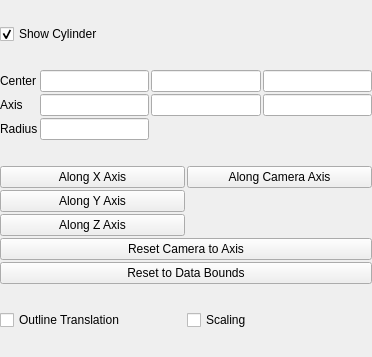
Old version of the form ParaViewPlugin/Resources/UI/pqCylinderPropertyWidget.ui in the repository REshyx/vespa-shyx.
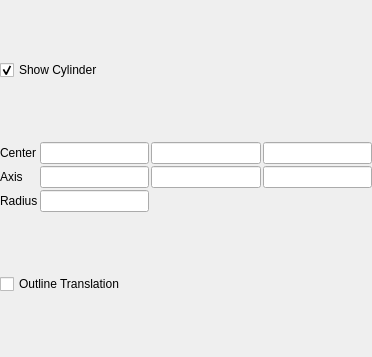
New version of the form. Custom widgets are drawn as their Qt base class.

Commit message:
Refactor pqSHYXVascularStentCylinderWidget to streamline functionality and improve UI
- Removed unused properties and signals related to axis selection and scaling, enhancing widget clarity and usability.
- Updated UI layout to reflect the removal of scaling options, consolidating controls for a more intuitive user experience.
- Refactored internal logic to ensure proper handling of remaining properties, improving overall responsiveness and maintainability.
- Enhanced documentation to clarify changes and provide guidance on the updated widget functionality.

```diff
--- a/ParaViewPlugin/Resources/UI/pqCylinderPropertyWidget.ui
+++ b/ParaViewPlugin/Resources/UI/pqCylinderPropertyWidget.ui
@@ -41,7 +41,7 @@
      <property name="spacing">
       <number>2</number>
      </property>
-     <item row="0" column="0">
+     <item row="0" column="0" colspan="2">
       <widget class="QCheckBox" name="outlineTranslation">
        <property name="toolTip">
         <string>Enable/disable the ability to translate the bounding box by moving it with the mouse.</string>
@@ -51,16 +51,6 @@
        </property>
       </widget>
      </item>
-     <item row="0" column="1">
-      <widget class="QCheckBox" name="scaling">
-       <property name="toolTip">
-        <string>Enable/disable the ability to scale the widget with the mouse.</string>
-       </property>
-       <property name="text">
-        <string>Scaling</string>
-       </property>
-      </widget>
-     </item>
     </layout>
    </item>
    <item row="5" column="0" colspan="2">
@@ -116,70 +106,6 @@
      </item>
     </layout>
    </item>
-   <item row="6" column="0" colspan="2">
-    <layout class="QGridLayout" name="gridLayout3">
-     <item row="0" column="0">
-      <widget class="QPushButton" name="useXAxis">
-       <property name="toolTip">
-        <string>Use the X-axis as the cylinder's axis.</string>
-       </property>
-       <property name="text">
-        <string>Along X Axis</string>
-       </property>
-      </widget>
-     </item>
-     <item row="1" column="0">
-      <widget class="QPushButton" name="useYAxis">
-       <property name="toolTip">
-        <string>Use the Y-axis as the cylinder's axis.</string>
-       </property>
-       <property name="text">
-        <string>Along Y Axis</string>
-       </property>
-      </widget>
-     </item>
-     <item row="2" column="0">
-      <widget class="QPushButton" name="useZAxis">
-       <property name="toolTip">
-        <string>Use the Z-axis as the cylinder's axis.</string>
-       </property>
-       <property name="text">
-        <string>Along Z Axis</string>
-       </property>
-      </widget>
-     </item>
-     <item row="0" column="1">
-      <widget class="QPushButton" name="useCameraAxis">
-       <property name="toolTip">
-        <string>Use the camera's view direction as the axis of the cylinder.</string>
-       </property>
-       <property name="text">
-        <string>Along Camera Axis</string>
-       </property>
-      </widget>
-     </item>
-     <item row="3" column="0" colspan="2">
-      <widget class="QPushButton" name="resetCameraToAxis">
-       <property name="toolTip">
-        <string>Reset the camera to look along the cylinder's axis.</string>
-       </property>
-       <property name="text">
-        <string>Reset Camera to Axis</string>
-       </property>
-      </widget>
-     </item>
-     <item row="4" column="0" colspan="2">
-      <widget class="QPushButton" name="resetBounds">
-       <property name="toolTip">
-        <string>Reset the cylinder's properties based on the data bounds.</string>
-       </property>
-       <property name="text">
-        <string>Reset to Data Bounds</string>
-       </property>
-      </widget>
-     </item>
-    </layout>
-   </item>
   </layout>
  </widget>
  <customwidgets>
```
Left out of the diff: 1 changed line with no effect on the pictures. The commit also changes 5 other files.
